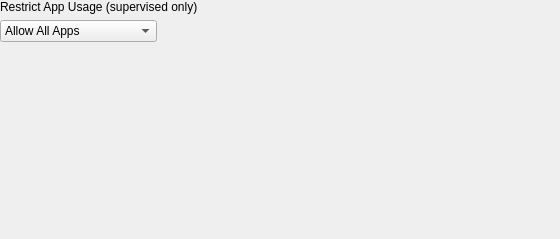
Above: FWAdminLib/Configurator/RestrictAppUsageWidget.ui from fw-dev/translations before the change. Below: the same form after it.
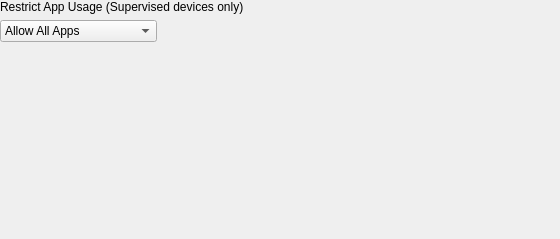
That is the form after the change. Custom widgets are drawn as their Qt base class.

Diff of the .ui file:
```diff
--- a/FWAdminLib/Configurator/RestrictAppUsageWidget.ui
+++ b/FWAdminLib/Configurator/RestrictAppUsageWidget.ui
@@ -29,7 +29,7 @@
    <item>
     <widget class="QLabel" name="labelRestrictAppUsage">
      <property name="text">
-      <string>Restrict App Usage (supervised only)</string>
+      <string>Restrict App Usage (Supervised devices only)</string>
      </property>
     </widget>
    </item>
```
